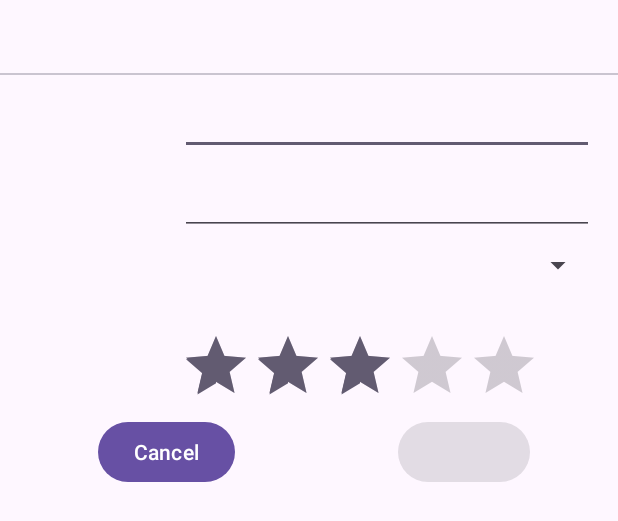
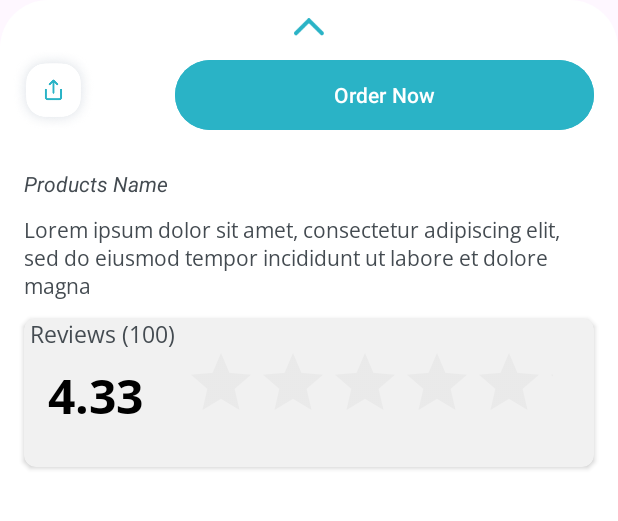
Before and after one commit to MesumAli2/NanoHealthSuite, an Android app: the layout fragment_entry_dialog.xml on its own in the app's theme, with its tools: preview values and no code run, on a phone screen of 412 x 824 dp. Shown: the top 521 px of the screen. Run offline under Robolectric (Android 15) with nearby library versions, the phone set to English and light mode, and no system bars.

Commit message:
data init

```diff
--- a/app/src/main/java/com/mesum/nanohealthsuite/ui/DetailsFragment.kt
+++ b/app/src/main/java/com/mesum/nanohealthsuite/ui/DetailsFragment.kt
@@ -8,8 +8,6 @@ import android.view.ViewGroup
 import androidx.fragment.app.Fragment
 import androidx.fragment.app.viewModels
 
-import com.mesum.nanohealthsuite.R
-import com.mesum.nanohealthsuite.databinding.FragmentAllProductsBinding
 import com.mesum.nanohealthsuite.databinding.FragmentDetailsBinding
 
 /**
@@ -23,6 +21,7 @@ class DetailsFragment : Fragment() {
     private lateinit var productsAdapter : ProductsAdapter
     private val viewModel : ProductsViewModel by viewModels()
     private var idArgument: String? = null
+
 
     override fun onCreate(savedInstanceState: Bundle?) {
         super.onCreate(savedInstanceState)
@@ -46,10 +45,12 @@ class DetailsFragment : Fragment() {
         initialize()
         viewModel.productResponse.observe(viewLifecycleOwner){
             Log.d("singleProduct", it.toString())
+            val bottomSheetDialogFragment = HalfHeightBottomSheetDialogFragment(it)
+
+            bottomSheetDialogFragment.show(childFragmentManager, bottomSheetDialogFragment.tag)
+
         }
 
-        val bottomSheetDialogFragment = HalfHeightBottomSheetDialogFragment()
-        bottomSheetDialogFragment.show(childFragmentManager, bottomSheetDialogFragment.tag)
 
     }
 
--- a/app/src/main/java/com/mesum/nanohealthsuite/ui/ProductBottomSheet.kt
+++ b/app/src/main/java/com/mesum/nanohealthsuite/ui/ProductBottomSheet.kt
@@ -1,19 +1,25 @@
 package com.mesum.nanohealthsuite.ui
 
+import android.annotation.SuppressLint
 import android.app.Dialog
 import android.os.Bundle
+import android.view.Gravity
+import android.view.KeyEvent
 import android.view.LayoutInflater
 import android.view.View
 import android.view.ViewGroup
-import android.widget.AdapterView
-import androidx.core.widget.doOnTextChanged
+import android.widget.ImageView
+import androidx.fragment.app.viewModels
 import com.google.android.material.bottomsheet.BottomSheetBehavior
 import com.google.android.material.bottomsheet.BottomSheetDialog
 import com.google.android.material.bottomsheet.BottomSheetDialogFragment
+import com.mesum.nanohealthsuite.R
 import com.mesum.nanohealthsuite.databinding.FragmentEntryDialogBinding
+import com.mesum.nanohealthsuite.model.ProductsRpItem
 
 
-class HalfHeightBottomSheetDialogFragment : BottomSheetDialogFragment() {
+class HalfHeightBottomSheetDialogFragment(val product: ProductsRpItem) : BottomSheetDialogFragment() {
+    private val viewModel : ProductsViewModel by viewModels()
 
     override fun onCreateView(
         inflater: LayoutInflater,
@@ -26,59 +32,46 @@ class HalfHeightBottomSheetDialogFragment : BottomSheetDialogFragment() {
     override fun onViewCreated(view: View, savedInstanceState: Bundle?) {
         val binding = FragmentEntryDialogBinding.bind(view)
 
-        binding.name.doOnTextChanged { text, start, before, count ->
-            binding.saveButton.isEnabled = (start + count) > 0
-        }
+            binding.ratingBar.rating = product.rating?.rate?.toFloat() ?: 2f
+            binding.tvDescription.text = product.description.toString()
+            binding.tvName.text = product.title.toString()
+            binding.tvRating.text = product.rating?.rate.toString()
 
-        binding.colorSpinner.onItemLongClickListener = object : AdapterView.OnItemSelectedListener,
-            AdapterView.OnItemLongClickListener {
-            override fun onItemSelected(
-                parent: AdapterView<*>?,
-                view: View?,
-                position: Int,
-                id: Long
-            ) {
-                val selected = parent?.getItemAtPosition(position).toString()
-            }
-
-            override fun onNothingSelected(parent: AdapterView<*>?) {
-            }
-
-            override fun onItemLongClick(
-                parent: AdapterView<*>?,
-                view: View?,
-                position: Int,
-                id: Long
-            ): Boolean {
-                return false
-            }
-
-
-        }
-        binding.cancelButton.setOnClickListener { dismiss() }
 
 
     }
 
+    @SuppressLint("ResourceType")
     override fun onCreateDialog(savedInstanceState: Bundle?): Dialog {
         val dialog = super.onCreateDialog(savedInstanceState) as BottomSheetDialog
+        dialog.setCanceledOnTouchOutside(false)
+        dialog.setOnKeyListener { _, keyCode, event ->
+            keyCode == KeyEvent.KEYCODE_BACK && event.action == KeyEvent.ACTION_UP
+        }
+
+        val contentView = layoutInflater.inflate(R.layout.fragment_entry_dialog, null)
+        dialog.setContentView(contentView)
 
         // Set the peek height (initial visible height) of the bottom sheet
         dialog.behavior.peekHeight = getHalfScreenHeight()
-
+        dialog.setCancelable(false)  // Disable canceling the dialog by tapping outside
         // Set the expanded height of the bottom sheet
         val params = dialog.window?.attributes
+        dialog.window?.setGravity(Gravity.BOTTOM)
         params?.height = getHalfScreenHeight()
 
         // Enable swipe-up behavior to expand the bottom sheet fully
         dialog.behavior.addBottomSheetCallback(object : BottomSheetBehavior.BottomSheetCallback() {
             override fun onStateChanged(bottomSheet: View, newState: Int) {
                 if (newState == BottomSheetBehavior.STATE_EXPANDED) {
-                    params?.height = ViewGroup.LayoutParams.MATCH_PARENT
-                    dialog.window?.attributes = params
+                    dialog.behavior.peekHeight = 0  // Set peek height to 0 for expanded state
+                    dialog.behavior.isHideable = false  // Disable hiding the bottom sheet
+                    dialog.findViewById<ImageView>(R.id.iv_state)?.setImageDrawable(requireContext().getDrawable(R.drawable.lessdetails))
                 } else if (newState == BottomSheetBehavior.STATE_COLLAPSED) {
-                    params?.height = getHalfScreenHeight()
-                    dialog.window?.attributes = params
+                    dialog.behavior.peekHeight = getHalfScreenHeight()  // Set peek height for collapsed state
+                    dialog.behavior.isHideable = true  // Enable hiding the bottom sheet
+                    dialog.findViewById<ImageView>(R.id.iv_state)?.setImageDrawable(requireContext().getDrawable(R.drawable.moredetails))
+
                 }
             }
 
@@ -87,8 +80,15 @@ class HalfHeightBottomSheetDialogFragment : BottomSheetDialogFragment() {
             }
         })
 
+
+
+
+        // Adjust the dialog position to appear at the bottom of the screen
+        // Adjust the dialog position to appear at the bottom of the screen
+
         return dialog
     }
+
 
     private fun getHalfScreenHeight(): Int {
         val displayMetrics = resources.displayMetrics
--- /dev/null
+++ b/app/src/main/res/drawable/rounded_dialog.xml
@@ -0,0 +1,5 @@
+<?xml version="1.0" encoding="utf-8"?>
+<shape xmlns:android="http://schemas.android.com/apk/res/android">
+    <solid android:color="@color/white" /> <!-- Replace with your desired background color -->
+    <corners android:radius="32dp" /> <!-- Adjust the corner radius as needed -->
+</shape>
--- a/app/src/main/res/layout/fragment_entry_dialog.xml
+++ b/app/src/main/res/layout/fragment_entry_dialog.xml
@@ -1,161 +1,139 @@
 <?xml version="1.0" encoding="utf-8"?>
 
-<androidx.constraintlayout.widget.ConstraintLayout
+
+
+<LinearLayout
     xmlns:android="http://schemas.android.com/apk/res/android"
     xmlns:app="http://schemas.android.com/apk/res-auto"
+    xmlns:tools="http://schemas.android.com/tools"
     android:layout_width="match_parent"
+    android:layout_marginBottom="8dp"
+    android:background="@drawable/rounded_dialog"
     android:layout_height="match_parent">
 
-    <androidx.constraintlayout.widget.Guideline
-        android:id="@+id/guideline_left"
-        android:layout_width="wrap_content"
-        android:layout_height="wrap_content"
-        android:orientation="vertical"
-        app:layout_constraintGuide_begin="16dp" />
+    <androidx.constraintlayout.widget.ConstraintLayout
+        android:layout_width="match_parent"
+        android:layout_height="match_parent">
 
-    <androidx.constraintlayout.widget.Guideline
-        android:id="@+id/guideline_left_indent"
-        android:layout_width="wrap_content"
-        android:layout_height="wrap_content"
-        android:orientation="vertical"
-        app:layout_constraintGuide_begin="120dp" />
 
-    <androidx.constraintlayout.widget.Guideline
-        android:id="@+id/guideline_end_of_first_block"
-        android:layout_width="wrap_content"
-        android:layout_height="wrap_content"
-        android:orientation="horizontal"
-        app:layout_constraintGuide_begin="220dp" />
 
-    <androidx.constraintlayout.widget.Guideline
-        android:id="@+id/guideline_middle"
-        android:layout_width="wrap_content"
-        android:layout_height="wrap_content"
-        android:orientation="vertical"
-        app:layout_constraintGuide_percent="0.5" />
+        <ImageView
+            android:id="@+id/iv_state"
+            android:layout_width="20dp"
+            android:layout_height="20dp"
+            android:layout_marginTop="8dp"
+            android:src="@drawable/moredetails"
+            android:textAppearance="@style/TextAppearance.Material3.HeadlineSmall"
+            app:layout_constraintEnd_toEndOf="parent"
+            app:layout_constraintStart_toStartOf="parent"
+            app:layout_constraintTop_toTopOf="parent" />
 
-    <androidx.constraintlayout.widget.Guideline
-        android:id="@+id/guideline_top"
-        android:layout_width="wrap_content"
-        android:layout_height="wrap_content"
-        android:orientation="horizontal"
-        app:layout_constraintGuide_begin="8dp" />
 
-    <androidx.constraintlayout.widget.Guideline
-        android:id="@+id/guideline_right"
-        android:layout_width="wrap_content"
-        android:layout_height="wrap_content"
-        android:orientation="vertical"
-        app:layout_constraintGuide_end="16dp" />
+        <ImageView
+            android:layout_width="56dp"
+            android:layout_height="55dp"
+            android:layout_marginTop="4dp"
+            android:layout_marginStart="8dp"
+            android:src="@drawable/sharebutton"
+            app:layout_constraintStart_toStartOf="parent"
+            app:layout_constraintTop_toBottomOf="@+id/iv_state" />
+        <com.google.android.material.button.MaterialButton
+            android:id="@+id/btn_order"
+            android:layout_width="279dp"
+            android:layout_height="54.7dp"
+            android:text="Order Now"
+            android:layout_marginHorizontal="16dp"
 
-    <TextView
-        android:id="@+id/header_title"
-        android:layout_width="0dp"
-        android:layout_height="wrap_content"
-        android:textAppearance="@style/TextAppearance.Material3.HeadlineSmall"
-        app:layout_constraintTop_toBottomOf="@+id/guideline_top"
-        app:layout_constraintEnd_toStartOf="@+id/guideline_middle"
-        app:layout_constraintStart_toStartOf="@+id/guideline_left" />
+            android:backgroundTint="#2AB3C6"
+            android:layout_marginEnd="16dp"
+            android:layout_marginTop="8dp"
+            app:layout_constraintEnd_toEndOf="parent"
+            app:layout_constraintTop_toBottomOf="@id/iv_state" />
 
-    <com.google.android.material.divider.MaterialDivider
-        android:id="@+id/divider"
-        android:layout_width="match_parent"
-        android:layout_height="wrap_content"
-        android:layout_marginTop="8dp"
-        app:layout_constraintTop_toBottomOf="@+id/header_title" />
+        <TextView
+            android:id="@+id/tv_name"
+            android:layout_width="wrap_content"
+            android:layout_height="wrap_content"
+            android:layout_marginTop="22dp"
+            android:fontFamily="sans-serif"
+            android:layout_marginHorizontal="16dp"
+            android:text="Products Name"
+            android:textColor="#444B51"
+            android:textStyle="italic"
+            app:layout_constraintStart_toStartOf="parent"
+            app:layout_constraintTop_toBottomOf="@id/btn_order" />
 
-    <EditText
-        android:id="@+id/name"
-        android:layout_width="0dp"
-        android:layout_height="wrap_content"
-        android:layout_marginTop="8dp"
-        android:ems="10"
-        android:inputType="textPersonName"
-        app:layout_constraintEnd_toStartOf="@+id/guideline_right"
-        app:layout_constraintStart_toStartOf="@+id/guideline_left_indent"
-        app:layout_constraintTop_toBottomOf="@+id/divider"
-        android:importantForAutofill="no" />
+        <TextView
+            android:id="@+id/tv_description"
+            android:layout_width="wrap_content"
+            android:layout_height="wrap_content"
+            android:layout_marginTop="12dp"
+            android:paddingHorizontal="16dp"
+            android:fontFamily="@font/open_sans_reg"
+            android:text="Lorem ipsum dolor sit amet, consectetur adipiscing elit, sed do eiusmod tempor incididunt ut labore et dolore magna"
+            android:textColor="#444B51"
+            app:layout_constraintEnd_toEndOf="parent"
+            app:layout_constraintStart_toStartOf="parent"
+            app:layout_constraintTop_toBottomOf="@id/tv_name" />
 
-    <TextView
-        android:layout_width="0dp"
-        android:layout_height="wrap_content"
-        android:labelFor="@id/name"
-        app:layout_constraintBaseline_toBaselineOf="@+id/name"
-        app:layout_constraintEnd_toStartOf="@+id/guideline_left_indent"
-        app:layout_constraintStart_toStartOf="@+id/guideline_left" />
+        <androidx.cardview.widget.CardView
+            android:layout_width="match_parent"
+            android:layout_height="99dp"
+            android:layout_marginHorizontal="16dp"
+            android:layout_marginVertical="12dp"
 
-    <EditText
-        android:id="@+id/description"
-        android:layout_width="0dp"
-        android:layout_height="wrap_content"
-        android:layout_marginTop="8dp"
-        android:ems="10"
-        android:gravity="start|top"
-        android:inputType="text"
-        app:layout_constraintEnd_toStartOf="@+id/guideline_right"
-        app:layout_constraintStart_toStartOf="@+id/guideline_left_indent"
-        app:layout_constraintTop_toBottomOf="@+id/name"
-        android:importantForAutofill="no" />
+            android:background="#F1F1F1"
+            android:backgroundTint="#F1F1F1"
+            app:cardCornerRadius="8dp"
+            app:layout_constraintEnd_toEndOf="parent"
+            app:layout_constraintStart_toStartOf="parent"
+            app:layout_constraintTop_toBottomOf="@id/tv_description">
 
-    <TextView
-        android:id="@+id/desciption"
-        android:layout_width="0dp"
-        android:layout_height="wrap_content"
-        android:labelFor="@id/description"
-        app:layout_constraintBaseline_toBaselineOf="@+id/description"
-        app:layout_constraintEnd_toStartOf="@+id/guideline_left_indent"
-        app:layout_constraintStart_toStartOf="@+id/guideline_left" />
+            <androidx.constraintlayout.widget.ConstraintLayout
+                android:layout_width="match_parent"
+                android:layout_height="match_parent">
 
-    <TextView
-        android:layout_width="0dp"
-        android:layout_height="wrap_content"
-        android:labelFor="@id/color_spinner"
-        app:layout_constraintBaseline_toBaselineOf="@+id/color_spinner"
-        app:layout_constraintEnd_toStartOf="@+id/guideline_left_indent"
-        app:layout_constraintStart_toStartOf="@+id/guideline_left" />
 
-    <Spinner
-        android:id="@+id/color_spinner"
-        android:layout_width="0dp"
-        android:layout_height="wrap_content"
-        android:layout_marginTop="8dp"
-        app:layout_constraintEnd_toStartOf="@+id/guideline_right"
-        app:layout_constraintStart_toStartOf="@+id/guideline_left_indent"
-        app:layout_constraintTop_toBottomOf="@+id/description" />
+                <RatingBar
+                    android:id="@+id/ratingBar"
+                    android:layout_width="245dp"
+                    android:layout_height="61dp"
+                    android:theme="@style/RatingBar"
+                    android:visibility="visible"
+                    app:layout_constraintBottom_toBottomOf="parent"
+                    app:layout_constraintEnd_toEndOf="parent"
+                    app:layout_constraintStart_toEndOf="@+id/tv_rating"
+                    app:layout_constraintTop_toTopOf="parent" />
 
-    <TextView
-        android:layout_width="wrap_content"
-        android:layout_height="wrap_content"
-        android:labelFor="@id/rating_bar"
-        app:layout_constraintStart_toStartOf="@+id/guideline_left"
-        app:layout_constraintTop_toTopOf="@+id/guideline_end_of_first_block" />
+                <TextView
+                    android:id="@+id/tv_rating"
+                    android:layout_width="wrap_content"
+                    android:layout_height="wrap_content"
+                    android:layout_marginStart="16dp"
+                    android:layout_marginTop="8dp"
+                    android:fontFamily="@font/open_sans_bold"
+                    android:text="4.33"
+                    android:textColor="@color/black"
+                    android:textSize="32sp"
+                    android:textStyle="bold"
+                    app:layout_constraintStart_toStartOf="parent"
+                    app:layout_constraintTop_toBottomOf="@id/tv_reviews" />
 
-    <RatingBar
-        android:id="@+id/rating_bar"
-        android:rating="3"
-        android:stepSize="1"
-        android:layout_width="wrap_content"
-        android:layout_height="wrap_content"
-        app:layout_constraintStart_toStartOf="@+id/guideline_left_indent"
-        app:layout_constraintTop_toTopOf="@+id/guideline_end_of_first_block" />
+                <TextView
+                    android:id="@+id/tv_reviews"
+                    android:layout_width="wrap_content"
+                    android:layout_height="wrap_content"
+                    android:layout_marginStart="4dp"
+                    android:fontFamily="@font/open_sans_reg"
+                    android:text="Reviews (100)"
+                    android:textColor="#444B51"
+                    android:textSize="15sp"
+                    app:layout_constraintStart_toStartOf="parent"
+                    app:layout_constraintTop_toTopOf="parent" />
+            </androidx.constraintlayout.widget.ConstraintLayout>
+        </androidx.cardview.widget.CardView>
 
-    <com.google.android.material.button.MaterialButton
-        android:id="@+id/saveButton"
-        android:layout_width="wrap_content"
-        android:layout_height="wrap_content"
-        android:enabled="false"
-        style="@style/Widget.Material3.Button"
-        app:layout_constraintEnd_toEndOf="parent"
-        app:layout_constraintStart_toStartOf="@+id/guideline_middle"
-        app:layout_constraintTop_toBottomOf="@+id/rating_bar" />
 
-    <com.google.android.material.button.MaterialButton
-        android:id="@+id/cancelButton"
-        android:layout_width="wrap_content"
-        android:layout_height="wrap_content"
-        android:text="@android:string/cancel"
-        app:layout_constraintEnd_toStartOf="@+id/guideline_middle"
-        app:layout_constraintStart_toStartOf="@+id/guideline_left"
-        app:layout_constraintTop_toTopOf="@+id/saveButton" />
+    </androidx.constraintlayout.widget.ConstraintLayout>
 
-</androidx.constraintlayout.widget.ConstraintLayout>
+</LinearLayout>
--- a/app/src/main/res/layout/products_item.xml
+++ b/app/src/main/res/layout/products_item.xml
@@ -46,6 +46,7 @@
                 android:id="@+id/ratingBar"
                 android:layout_width="108dp"
                 android:layout_height="wrap_content"
+                android:theme="@style/RatingBar"
                 android:layout_marginEnd="12dp"
                 android:outlineSpotShadowColor="@color/cardview_dark_background"
                 android:outlineAmbientShadowColor="@color/cardview_dark_background"
--- a/app/src/main/res/values-night/themes.xml
+++ b/app/src/main/res/values-night/themes.xml
@@ -4,4 +4,17 @@
         <!-- Customize your dark theme here. -->
         <!-- <item name="colorPrimary">@color/my_dark_primary</item> -->
     </style>
+    <style name="AppTheme" parent="Theme.AppCompat.Light.NoActionBar">
+        <item name="bottomSheetDialogTheme">@style/AppBottomSheetDialogTheme</item>
+    </style>
+
+    <style name="AppBottomSheetDialogTheme"
+        parent="Theme.Design.Light.BottomSheetDialog">
+        <item name="bottomSheetStyle">@style/AppModalStyle</item>
+    </style>
+
+    <style name="AppModalStyle"
+        parent="Widget.Design.BottomSheet.Modal">
+        <item name="android:background">@drawable/rounded_dialog</item>
+    </style>
 </resources>
--- a/app/src/main/res/values/colors.xml
+++ b/app/src/main/res/values/colors.xml
@@ -2,4 +2,6 @@
 <resources>
     <color name="black">#FF000000</color>
     <color name="white">#FFFFFFFF</color>
+    <color name="yellow">#FFE072</color>
+    <color name="gray">#D9D9D9</color>
 </resources>
--- a/app/src/main/res/values/themes.xml
+++ b/app/src/main/res/values/themes.xml
@@ -6,4 +6,14 @@
     </style>
 
     <style name="Theme.NanoHealthSuite" parent="Base.Theme.NanoHealthSuite" />
+
+    <style name="BottomSheetDialogStyle">
+        <item name="android:background">@drawable/rounded_dialog</item>
+    </style>
+
+    <style name="RatingBar" parent="Theme.AppCompat">
+        <item name="colorControlNormal">@color/gray</item>
+        <item name="colorControlActivated">@color/yellow</item>
+    </style>
+
 </resources>
```
Also changed, not shown: app/src/main/res/drawable/lessdetails.png (added), app/src/main/res/drawable/moredetails.png (added), app/src/main/res/drawable/sharebutton.png (added).
